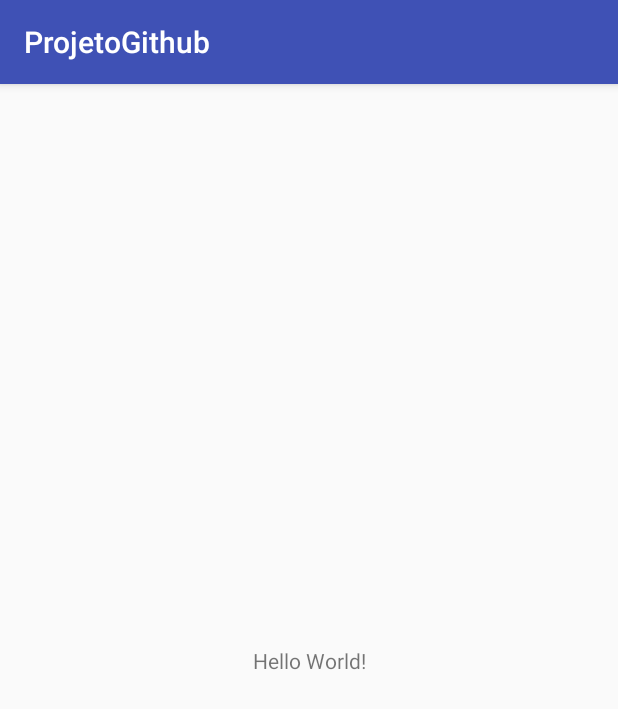
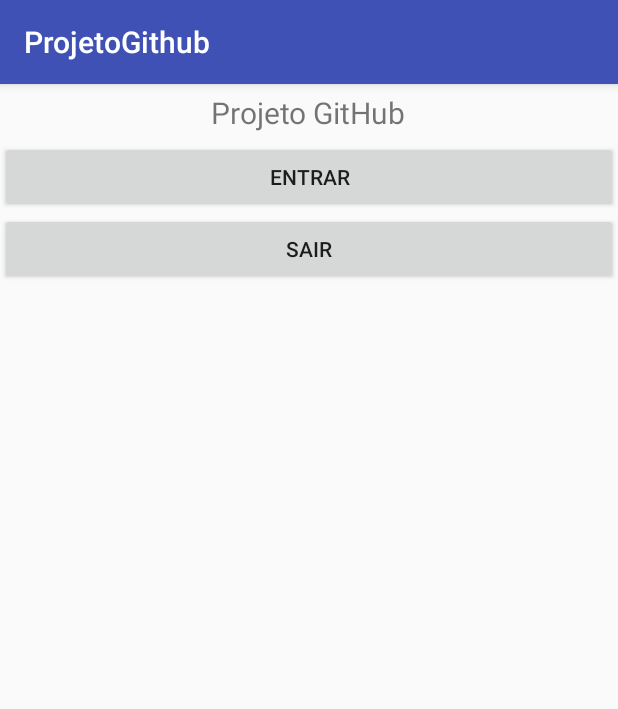
Before and after one commit to Caous/ProjetoGithubApp, an Android app: the screen it shows after launch (MainActivity), on a phone screen of 412 x 824 dp. Shown: the top 709 px of the screen. Run offline under Robolectric (Android 15) with nearby library versions, the phone set to English and light mode, and no system bars.

Commit message:
Alterações nos botões da tela principal

```diff
--- a/app/src/main/res/layout/activity_main.xml
+++ b/app/src/main/res/layout/activity_main.xml
@@ -1,18 +1,31 @@
 <?xml version="1.0" encoding="utf-8"?>
-<android.support.constraint.ConstraintLayout xmlns:android="http://schemas.android.com/apk/res/android"
+<LinearLayout
+    xmlns:android="http://schemas.android.com/apk/res/android"
+    xmlns:tools="http://schemas.android.com/tools"
     xmlns:app="http://schemas.android.com/apk/res-auto"
-    xmlns:tools="http://schemas.android.com/tools"
     android:layout_width="match_parent"
     android:layout_height="match_parent"
+    android:orientation="vertical"
     tools:context="br.senac.sp.l13.projetogithub.MainActivity">
 
     <TextView
         android:layout_width="wrap_content"
         android:layout_height="wrap_content"
-        android:text="Hello World!"
-        app:layout_constraintBottom_toBottomOf="parent"
-        app:layout_constraintLeft_toLeftOf="parent"
-        app:layout_constraintRight_toRightOf="parent"
-        app:layout_constraintTop_toTopOf="parent" />
+        android:text="Projeto GitHub"
+        android:layout_gravity="center"
+        android:padding="5dp"
+        android:textSize="20sp"
+        />
 
-</android.support.constraint.ConstraintLayout>
+    <Button
+        android:layout_width="match_parent"
+        android:layout_height="wrap_content"
+        android:text="Entrar"/>
+    <Button
+        android:layout_width="match_parent"
+        android:layout_height="wrap_content"
+        android:text="Sair"
+        />
+
+</LinearLayout
+   >
```
